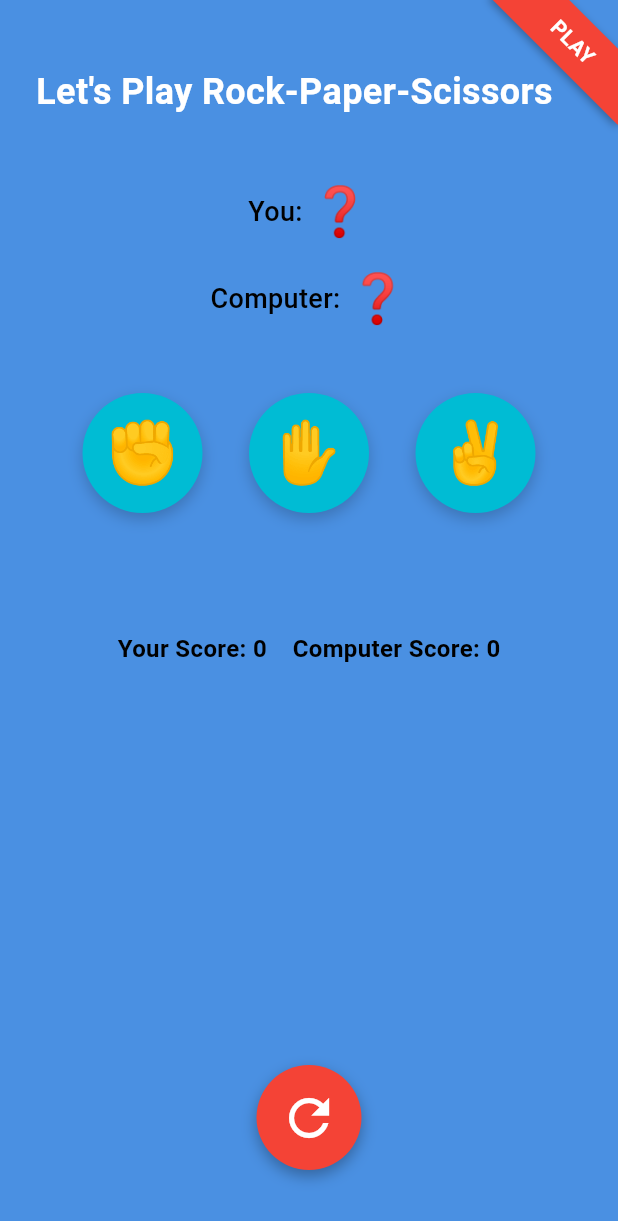
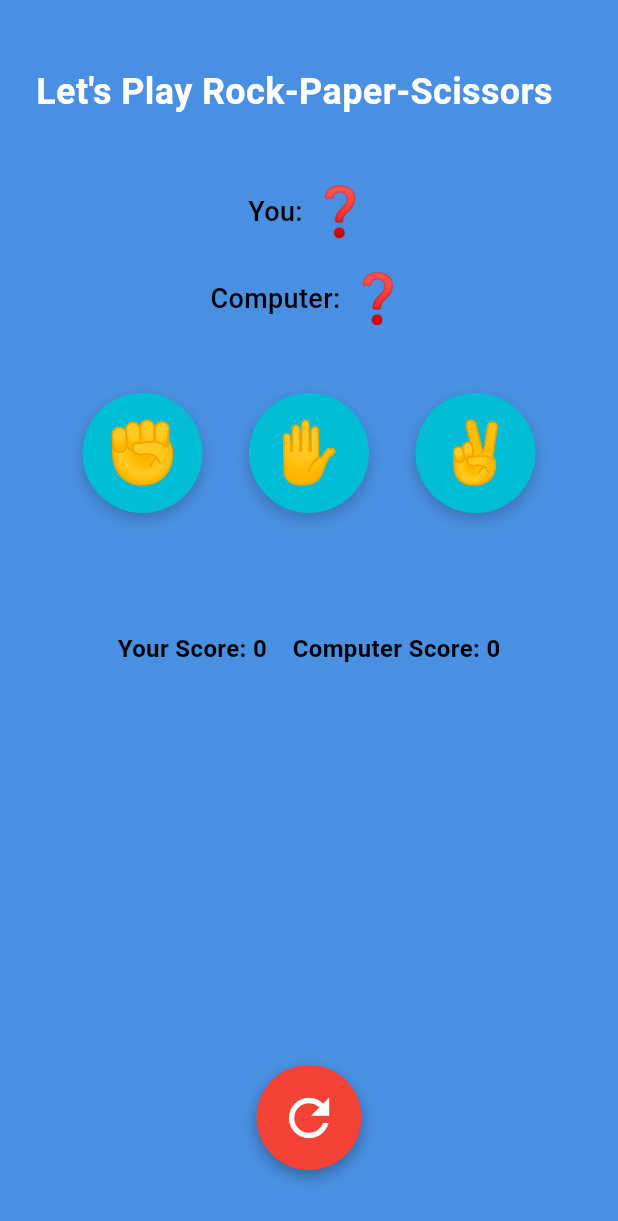
Before and after one commit to bashar-shreif/rps-game, a Flutter app: the screen it shows after launch, on a phone screen of 412 x 824 dp. Shown: the top 1221 px of the screen. Run offline on Flutter 3.47's test engine with Material 3 defaults, Android fonts, the phone set to English and light mode, and no system bars.

Commit message:
feat(widgets): removing the play banner because it's not needed

```diff
--- a/lib/screens/game-screen.dart
+++ b/lib/screens/game-screen.dart
@@ -1,6 +1,5 @@
 import 'package:flutter/material.dart';
 import '../utils/game-utils.dart';
-import '../widgets/play-banner.dart';
 import '../widgets/choice-display.dart';
 import '../widgets/action-buttons.dart';
 import '../widgets/result-message.dart';
@@ -56,7 +55,6 @@ class _GameScreenState extends State<GameScreen> {
         child: SafeArea(
           child: Stack(
             children: [
-              const PlayBanner(),
               Padding(
                 padding: const EdgeInsets.all(24.0),
                 child: Column(
```
